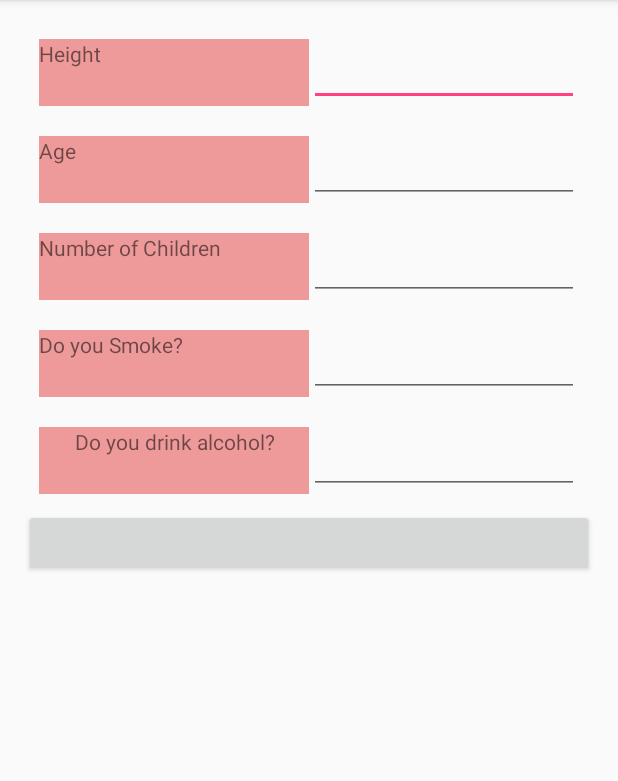
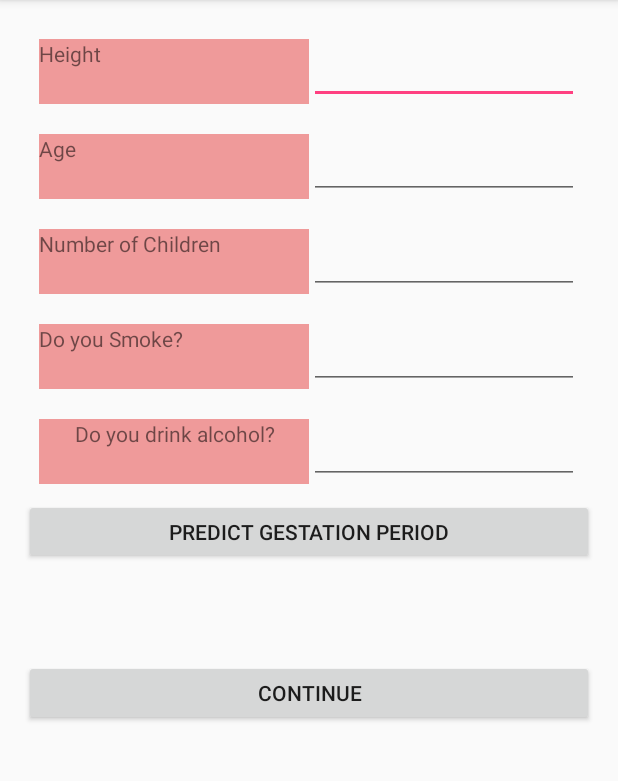
Before and after one commit to anubhakushwaha/Hackathon, an Android app: the InitialPrediction screen opened directly, with no data from a screen before it, on a phone screen of 412 x 824 dp, the part 84-865 px from its top. Run offline under Robolectric (Android 15) with nearby library versions, the phone set to English and light mode, and no system bars.

Commit message:
Prediction result and linked to next activity

```diff
--- a/GoogleMapsRetrofit/app/src/main/java/com/androidtutorialpoint/googlemapsretrofit/InitialPrediction.java
+++ b/GoogleMapsRetrofit/app/src/main/java/com/androidtutorialpoint/googlemapsretrofit/InitialPrediction.java
@@ -1,10 +1,12 @@
 package com.androidtutorialpoint.googlemapsretrofit;
 
+import android.content.Intent;
+import android.os.Bundle;
 import android.support.v7.app.AppCompatActivity;
-import android.os.Bundle;
 import android.view.View;
 import android.widget.Button;
 import android.widget.EditText;
+import android.widget.TextView;
 
 public class InitialPrediction extends AppCompatActivity {
 
@@ -12,7 +14,8 @@ public class InitialPrediction extends AppCompatActivity {
     int sga = 1, height, age, parity;
     int smoker, alcohol;
     double pred;
-    Button predict;
+    Button predict, next;
+    TextView result;
     @Override
     protected void onCreate(Bundle savedInstanceState) {
         super.onCreate(savedInstanceState);
@@ -23,6 +26,7 @@ public class InitialPrediction extends AppCompatActivity {
         parityE = (EditText) findViewById(R.id.parity);
         smokerE = (EditText) findViewById(R.id.smoke);
         alcoholE = (EditText) findViewById(R.id.alcohol);
+        result = (TextView) findViewById(R.id.result);
         predict.setOnClickListener(new View.OnClickListener() {
             @Override
             public void onClick(View view) {
@@ -39,7 +43,15 @@ public class InitialPrediction extends AppCompatActivity {
 
                 pred = (double )height*(-8.355455425669245859e-03)+(double)age*(-6.924575061266355358e-03)
                         +(double )sga*(-1.528999369474286940e+00)+(double)parity*(-3.018319793416523664e-02)+(double)smoker*(1.848600037062445023e-01) ;
-
+                result.setText("Your predicted gestation period would last for : "+ (int)pred + " weeks");
+            }
+        });
+        next = (Button) findViewById(R.id.next);
+        next.setOnClickListener(new View.OnClickListener() {
+            @Override
+            public void onClick(View view) {
+                Intent i = new Intent(getApplicationContext(), UserMedicineSettingsFragmentActivity.class);
+                startActivity(i);
             }
         });
     }
--- a/GoogleMapsRetrofit/app/src/main/res/layout/activity_initial_prediction.xml
+++ b/GoogleMapsRetrofit/app/src/main/res/layout/activity_initial_prediction.xml
@@ -3,7 +3,7 @@
     xmlns:tools="http://schemas.android.com/tools"
     android:id="@+id/activity_initial_prediction"
     android:layout_width="match_parent"
-    android:layout_height="400dp"
+    android:layout_height="500dp"
     android:paddingBottom="@dimen/activity_vertical_margin"
     android:paddingLeft="@dimen/activity_horizontal_margin"
     android:paddingRight="@dimen/activity_horizontal_margin"
@@ -112,6 +112,19 @@
         android:layout_width="match_parent"
         android:layout_height="0dp"
         android:layout_weight="1"
-        android:id="@+id/predict"/>
+        android:id="@+id/predict"
+        android:text="Predict Gestation Period"/>
+    <TextView
+        android:layout_width="match_parent"
+        android:layout_height="0dp"
+        android:layout_weight="1"
+        android:layout_marginTop="20dp"
+        android:id="@+id/result"/>
+    <Button
+        android:layout_width="match_parent"
+        android:layout_height="0dp"
+        android:layout_weight="1"
+        android:id="@+id/next"
+        android:text="Continue"/>
 
 </LinearLayout>
```
